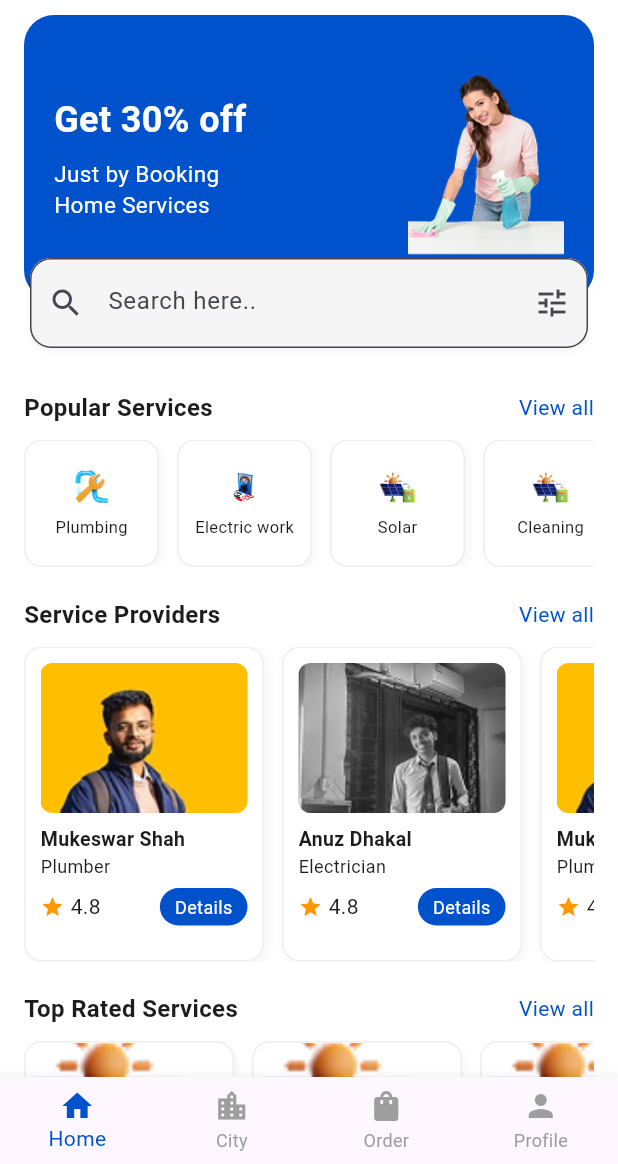
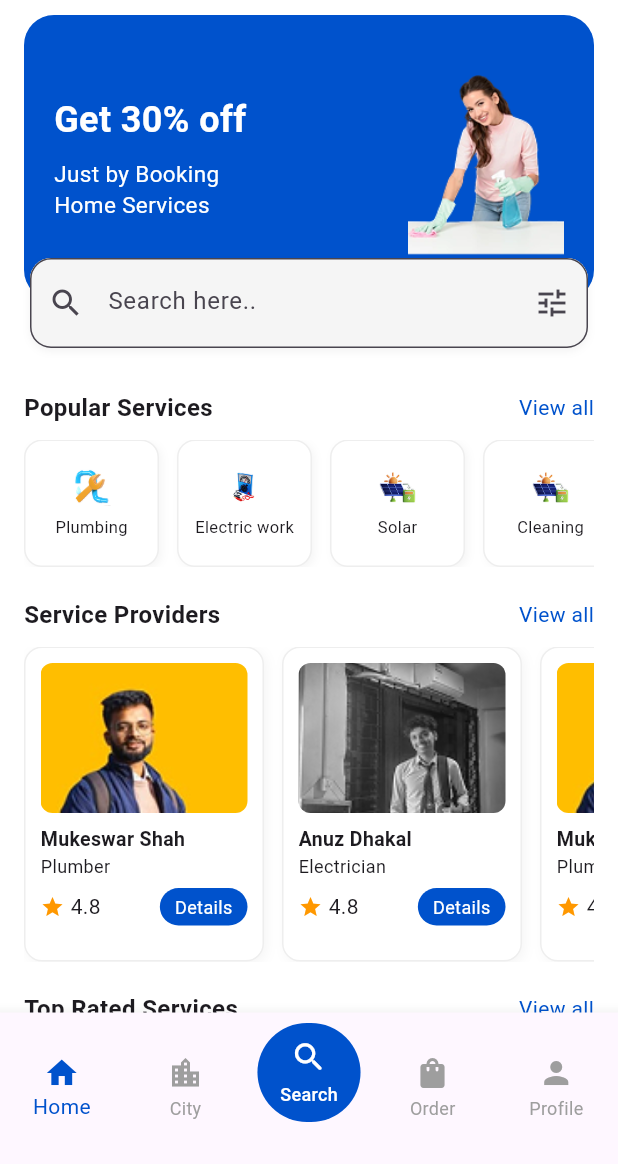
Before and after one commit to sangit-pokhrel/GharSewa, a Flutter app: the HomeScreen screen opened directly, on a phone screen of 412 x 824 dp, the part 72-1236 px from its top. Run offline on Flutter 3.47's test engine with Material 3 defaults, Android fonts, the phone set to English and light mode, and no system bars; our stand-ins replace motion_toast.

Commit message:
added some changes on navbar

```diff
--- a/lib/common/bottom_navbar.dart
+++ b/lib/common/bottom_navbar.dart
@@ -1,10 +1,50 @@
 import 'package:flutter/material.dart';
+import 'package:ghar_sewa/view/home_screen.dart';
+import 'package:ghar_sewa/navbar_screens/city_screen.dart';
+import 'package:ghar_sewa/navbar_screens/search_screen.dart';
+import 'package:ghar_sewa/navbar_screens/order_screen.dart';
+import 'package:ghar_sewa/navbar_screens/profile_screen.dart';
 
 class BottomNavBar extends StatelessWidget {
   final int currentIndex;
   final Function(int)? onTap;
 
   const BottomNavBar({super.key, required this.currentIndex, this.onTap});
+
+  void _navigateToPage(BuildContext context, int index) {
+    switch (index) {
+      case 0:
+        Navigator.push(
+          context,
+          MaterialPageRoute(builder: (_) => const HomeScreen()),
+        );
+        break;
+      case 1:
+        Navigator.push(
+          context,
+          MaterialPageRoute(builder: (_) => const CityScreen()),
+        );
+        break;
+      case 2:
+        Navigator.push(
+          context,
+          MaterialPageRoute(builder: (_) => const SearchScreen()),
+        );
+        break;
+      case 3:
+        Navigator.push(
+          context,
+          MaterialPageRoute(builder: (_) => const OrderScreen()),
+        );
+        break;
+      case 4:
+        Navigator.push(
+          context,
+          MaterialPageRoute(builder: (_) => const ProfileScreen()),
+        );
+        break;
+    }
+  }
 
   @override
   Widget build(BuildContext context) {
@@ -13,13 +53,56 @@ class BottomNavBar extends StatelessWidget {
       selectedItemColor: const Color(0xFF0052CC),
       unselectedItemColor: Colors.grey,
       type: BottomNavigationBarType.fixed,
-      items: const [
-        BottomNavigationBarItem(icon: Icon(Icons.home), label: "Home"),
-        BottomNavigationBarItem(icon: Icon(Icons.location_city), label: "City"),
-        BottomNavigationBarItem(icon: Icon(Icons.shopping_bag), label: "Order"),
-        BottomNavigationBarItem(icon: Icon(Icons.person), label: "Profile"),
+      onTap: (index) {
+        if (onTap != null) {
+          onTap!(index); // update index if managed by parent
+        }
+        _navigateToPage(context, index); // navigate on click
+      },
+      items: [
+        const BottomNavigationBarItem(icon: Icon(Icons.home), label: "Home"),
+        const BottomNavigationBarItem(
+          icon: Icon(Icons.location_city),
+          label: "City",
+        ),
+        BottomNavigationBarItem(
+          icon: _buildSearchButton(currentIndex == 2),
+          label: '',
+        ),
+        const BottomNavigationBarItem(
+          icon: Icon(Icons.shopping_bag),
+          label: "Order",
+        ),
+        const BottomNavigationBarItem(
+          icon: Icon(Icons.person),
+          label: "Profile",
+        ),
       ],
-      onTap: onTap,
+    );
+  }
+
+  Widget _buildSearchButton(bool isSelected) {
+    return Container(
+      padding: const EdgeInsets.symmetric(horizontal: 15, vertical: 10),
+      decoration: BoxDecoration(
+        color: const Color(0xFF0052CC),
+        borderRadius: BorderRadius.circular(60),
+      ),
+      child: Column(
+        mainAxisSize: MainAxisSize.min,
+        children: [
+          Icon(Icons.search_rounded, size: 25, color: Colors.white),
+          const SizedBox(height: 4),
+          const Text(
+            "Search",
+            style: TextStyle(
+              color: Colors.white,
+              fontSize: 12,
+              fontWeight: FontWeight.w500,
+            ),
+          ),
+        ],
+      ),
     );
   }
 }
```
Also changed, not shown: lib/navbar_screens/city_screen.dart (+10 -0 lines), lib/navbar_screens/order_screen.dart (+10 -0 lines), lib/navbar_screens/profile_screen.dart (+10 -0 lines), lib/navbar_screens/search_screen.dart (+10 -0 lines).
